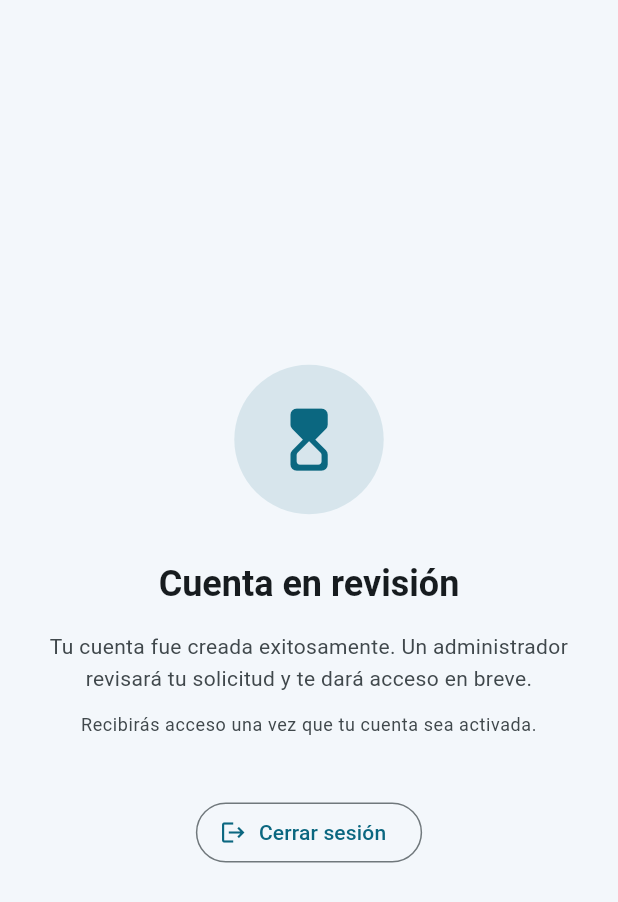
After one commit to Stephanomejia17/solicitudes_movilidad_academica, a Flutter app: the PendingApprovalPage screen opened directly, on a phone screen of 412 x 824 dp. The commit adds this screen. Shown: the top 902 px of the screen. Run offline on Flutter 3.47's test engine with Material 3 defaults, Android fonts, the phone set to English and light mode, and no system bars; our stand-ins replace cloud_firestore, drift, drift_flutter, firebase_auth, firebase_core; accounts and stored records are empty; generated files the repository leaves out were written again.

Commit message:
Pantalla de espera

```diff
--- a/lib/features/auth/pages/auth_page.dart
+++ b/lib/features/auth/pages/auth_page.dart
@@ -127,7 +127,9 @@ class _LoginFormState extends State<_LoginForm> {
           const SizedBox(height: 16),
           FilledButton(
             onPressed: widget.repository.isBusy ? null : _submit,
-            child: Text(widget.repository.isBusy ? 'Ingresando...' : 'Ingresar'),
+            child: Text(
+              widget.repository.isBusy ? 'Ingresando...' : 'Ingresar',
+            ),
           ),
         ],
       ),
@@ -184,9 +186,8 @@ class _RegisterFormState extends State<_RegisterForm> {
       return;
     }
 
-    ScaffoldMessenger.of(context).showSnackBar(
-      const SnackBar(content: Text('Usuario creado')),
-    );
+    // Registro exitoso. RootView detecta estado 'inactivo' y muestra
+    // PendingApprovalPage automáticamente — no se necesita navegar aquí.
   }
 
   @override
@@ -222,7 +223,7 @@ class _RegisterFormState extends State<_RegisterForm> {
           ),
           const SizedBox(height: 12),
           DropdownButtonFormField<String>(
-            initialValue: _rol,
+            value: _rol,
             items: const [
               DropdownMenuItem(value: 'estudiante', child: Text('Estudiante')),
               DropdownMenuItem(
--- a/lib/features/auth/services/auth_service.dart
+++ b/lib/features/auth/services/auth_service.dart
@@ -98,7 +98,7 @@ class AuthService extends ChangeNotifier {
         apellido: apellido.trim(),
         email: normalizedEmail,
         rol: rol.trim(),
-        estado: 'activo',
+        estado: 'inactivo',
         createdAt: now,
         updatedAt: now,
         pendingSync: false,
--- a/lib/features/auth/services/user_repository.dart
+++ b/lib/features/auth/services/user_repository.dart
@@ -1,7 +1,8 @@
 import 'auth_service.dart';
 
 class UserRepository {
-  UserRepository({required AuthService authService}) : _authService = authService;
+  UserRepository({required AuthService authService})
+    : _authService = authService;
 
   final AuthService _authService;
 
@@ -24,10 +25,7 @@ class UserRepository {
     );
   }
 
-  Future<bool> loginLocal({
-    required String email,
-    required String password,
-  }) {
+  Future<bool> loginLocal({required String email, required String password}) {
     return _authService.login(email: email, password: password);
   }
 
--- a/lib/main.dart
+++ b/lib/main.dart
@@ -1,9 +1,7 @@
 import 'dart:async';
-
 import 'package:flutter/foundation.dart';
 import 'package:flutter/material.dart';
 import 'package:firebase_core/firebase_core.dart';
-
 import 'data/app_database.dart';
 import 'features/admin/pages/admin_dashboard_page.dart';
 import 'features/auth/pages/auth_page.dart';
@@ -11,6 +9,7 @@ import 'features/auth/services/auth_service.dart';
 import 'features/coordinator/pages/coordinator_dashboard_page.dart';
 import 'features/student/pages/student_dashboard_page.dart';
 import 'firebase_options.dart';
+import 'shared/pages/pending_approval_page.dart';
 import 'shared/services/app_theme.dart';
 
 Future<void> main() async {
@@ -86,6 +85,11 @@ class RootView extends StatelessWidget {
       return const AuthPage();
     }
 
+    // Usuario registrado pero aún no aprobado por un administrador
+    if (user.estado == 'inactivo') {
+      return const PendingApprovalPage();
+    }
+
     switch (user.rol) {
       case 'administrador':
         return const AdminDashboardPage();
--- /dev/null
+++ b/lib/shared/pages/pending_approval_page.dart
@@ -0,0 +1,116 @@
+import 'package:flutter/material.dart';
+import '../../../features/auth/services/auth_service.dart';
+
+class PendingApprovalPage extends StatelessWidget {
+  const PendingApprovalPage({super.key});
+
+  @override
+  Widget build(BuildContext context) {
+    final theme = Theme.of(context);
+    final colorScheme = theme.colorScheme;
+
+    return Scaffold(
+      body: SafeArea(
+        child: Center(
+          child: ConstrainedBox(
+            constraints: const BoxConstraints(maxWidth: 480),
+            child: Padding(
+              padding: const EdgeInsets.all(32),
+              child: Column(
+                mainAxisAlignment: MainAxisAlignment.center,
+                children: [
+                  // Icono animado
+                  _PulsingIcon(color: colorScheme.primary),
+                  const SizedBox(height: 32),
+
+                  Text(
+                    'Cuenta en revisión',
+                    style: theme.textTheme.headlineSmall?.copyWith(
+                      fontWeight: FontWeight.bold,
+                    ),
+                    textAlign: TextAlign.center,
+                  ),
+                  const SizedBox(height: 16),
+
+                  Text(
+                    'Tu cuenta fue creada exitosamente. Un administrador revisará tu solicitud y te dará acceso en breve.',
+                    style: theme.textTheme.bodyMedium?.copyWith(
+                      color: colorScheme.onSurfaceVariant,
+                      height: 1.5,
+                    ),
+                    textAlign: TextAlign.center,
+                  ),
+                  const SizedBox(height: 12),
+
+                  Text(
+                    'Recibirás acceso una vez que tu cuenta sea activada.',
+                    style: theme.textTheme.bodySmall?.copyWith(
+                      color: colorScheme.onSurfaceVariant,
+                    ),
+                    textAlign: TextAlign.center,
+                  ),
+                  const SizedBox(height: 40),
+
+                  OutlinedButton.icon(
+                    onPressed: () => AuthServiceScope.of(context).logout(),
+                    icon: const Icon(Icons.logout, size: 18),
+                    label: const Text('Cerrar sesión'),
+                  ),
+                ],
+              ),
+            ),
+          ),
+        ),
+      ),
+    );
+  }
+}
+
+class _PulsingIcon extends StatefulWidget {
+  const _PulsingIcon({required this.color});
+  final Color color;
+
+  @override
+  State<_PulsingIcon> createState() => _PulsingIconState();
+}
+
+class _PulsingIconState extends State<_PulsingIcon>
+    with SingleTickerProviderStateMixin {
+  late final AnimationController _controller;
+  late final Animation<double> _scale;
+
+  @override
+  void initState() {
+    super.initState();
+    _controller = AnimationController(
+      vsync: this,
+      duration: const Duration(milliseconds: 1400),
+    )..repeat(reverse: true);
+    _scale = Tween<double>(
+      begin: 0.92,
+      end: 1.08,
+    ).animate(CurvedAnimation(parent: _controller, curve: Curves.easeInOut));
+  }
+
+  @override
+  void dispose() {
+    _controller.dispose();
+    super.dispose();
+  }
+
+  @override
+  Widget build(BuildContext context) {
+    return ScaleTransition(
+      scale: _scale,
+      child: Container(
+        width: 96,
+        height: 96,
+        decoration: BoxDecoration(
+          color: widget.color.withOpacity(0.12),
+          shape: BoxShape.circle,
+        ),
+        child: Icon(Icons.hourglass_top_rounded, size: 48, color: widget.color),
+      ),
+    );
+  }
+}
```
